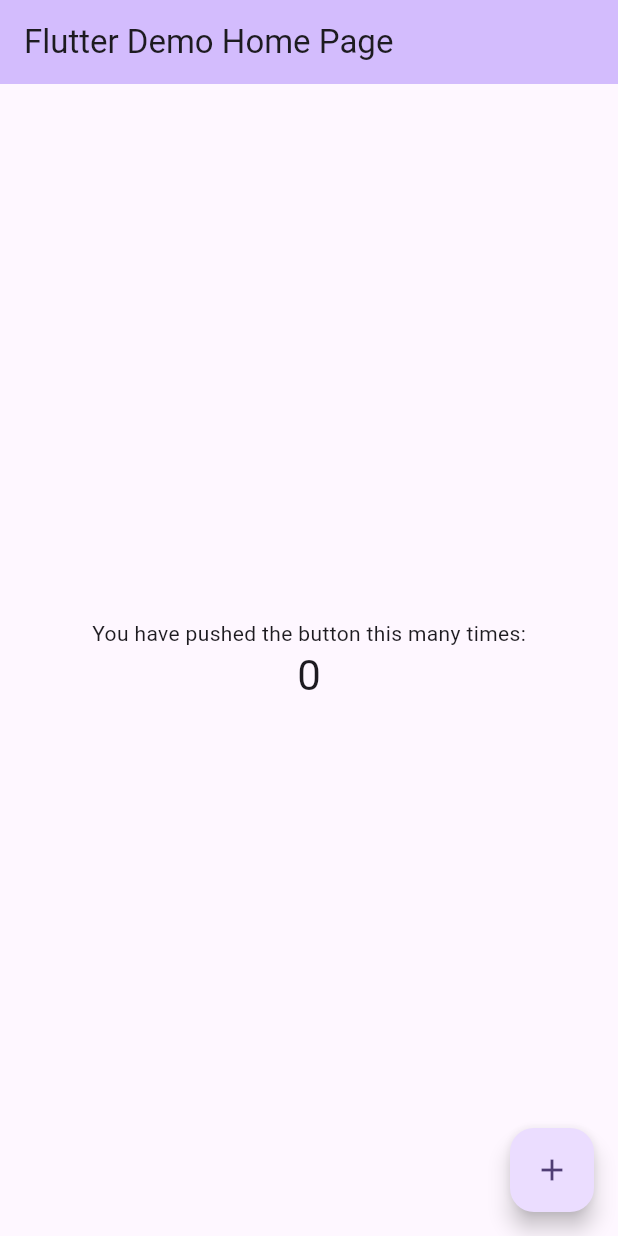
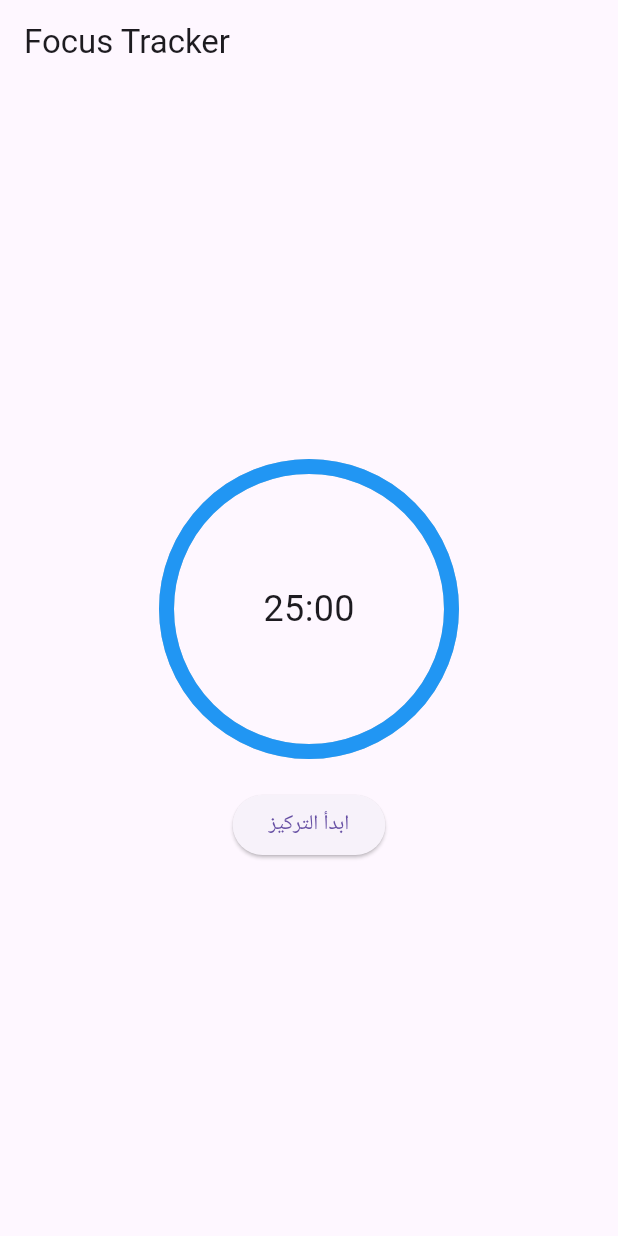
Before and after one commit to AhmadMahdaly/Focus_tracker, a Flutter app: the screen it shows after launch, on a phone screen of 412 x 824 dp. Run offline on Flutter 3.47's test engine with Material 3 defaults, Android fonts, the phone set to English and light mode, and no system bars; drawn by our look-alikes of percent_indicator.

Commit message:
Implement Focus Tracker app with timer functionality and home screen

```diff
--- /dev/null
+++ b/lib/focus_tracker_app.dart
@@ -0,0 +1,16 @@
+import 'package:flutter/material.dart';
+import 'package:focus_tracker/home_screen.dart';
+
+class FocusTrackerApp extends StatelessWidget {
+  const FocusTrackerApp({super.key});
+
+  @override
+  Widget build(BuildContext context) {
+    return MaterialApp(
+      debugShowCheckedModeBanner: false,
+      title: 'Focus Tracker',
+      theme: ThemeData(primarySwatch: Colors.blue),
+      home: const HomeScreen(),
+    );
+  }
+}
--- /dev/null
+++ b/lib/home_screen.dart
@@ -0,0 +1,82 @@
+import 'package:flutter/material.dart';
+import 'package:percent_indicator/percent_indicator.dart';
+
+class HomeScreen extends StatefulWidget {
+  const HomeScreen({super.key});
+
+  @override
+  State<HomeScreen> createState() => _HomeScreenState();
+}
+
+class _HomeScreenState extends State<HomeScreen> {
+  int _seconds = 1500; // 25 دقيقة (25 × 60 ثانية)
+  bool _isRunning = false;
+
+  void _startTimer() {
+    setState(() {
+      _isRunning = true;
+    });
+    Future.delayed(const Duration(seconds: 1), _tick);
+  }
+
+  void _tick() {
+    if (_seconds > 0 && _isRunning) {
+      setState(() {
+        _seconds--;
+      });
+      Future.delayed(const Duration(seconds: 1), _tick);
+    } else {
+      setState(() {
+        _isRunning = false;
+      });
+      // يمكنك هنا إضافة إشعار بانتهاء الجلسة
+    }
+  }
+
+  void _resetTimer() {
+    setState(() {
+      _seconds = 1500;
+      _isRunning = false;
+    });
+  }
+
+  String _formatTime(int seconds) {
+    int minutes = seconds ~/ 60;
+    int remainingSeconds = seconds % 60;
+    return '$minutes:${remainingSeconds.toString().padLeft(2, '0')}';
+  }
+
+  @override
+  Widget build(BuildContext context) {
+    return Scaffold(
+      appBar: AppBar(title: const Text('Focus Tracker')),
+      body: Center(
+        child: Column(
+          mainAxisAlignment: MainAxisAlignment.center,
+          children: [
+            CircularPercentIndicator(
+              radius: 100.0,
+              lineWidth: 10.0,
+              percent: _seconds / 1500,
+              center: Text(
+                _formatTime(_seconds),
+                style: const TextStyle(fontSize: 24),
+              ),
+              progressColor: Colors.blue,
+            ),
+            const SizedBox(height: 20),
+            _isRunning
+                ? ElevatedButton(
+                  onPressed: _resetTimer,
+                  child: const Text("إيقاف"),
+                )
+                : ElevatedButton(
+                  onPressed: _startTimer,
+                  child: const Text("ابدأ التركيز"),
+                ),
+          ],
+        ),
+      ),
+    );
+  }
+}
--- a/lib/main.dart
+++ b/lib/main.dart
@@ -1,122 +1,6 @@
 import 'package:flutter/material.dart';
+import 'package:focus_tracker/focus_tracker_app.dart';
 
 void main() {
-  runApp(const MyApp());
+  runApp(const FocusTrackerApp());
 }
-
-class MyApp extends StatelessWidget {
-  const MyApp({super.key});
-
-  // This widget is the root of your application.
-  @override
-  Widget build(BuildContext context) {
-    return MaterialApp(
-      title: 'Flutter Demo',
-      theme: ThemeData(
-        // This is the theme of your application.
-        //
-        // TRY THIS: Try running your application with "flutter run". You'll see
-        // the application has a purple toolbar. Then, without quitting the app,
-        // try changing the seedColor in the colorScheme below to Colors.green
-        // and then invoke "hot reload" (save your changes or press the "hot
-        // reload" button in a Flutter-supported IDE, or press "r" if you used
-        // the command line to start the app).
-        //
-        // Notice that the counter didn't reset back to zero; the application
-        // state is not lost during the reload. To reset the state, use hot
-        // restart instead.
-        //
-        // This works for code too, not just values: Most code changes can be
-        // tested with just a hot reload.
-        colorScheme: ColorScheme.fromSeed(seedColor: Colors.deepPurple),
-      ),
-      home: const MyHomePage(title: 'Flutter Demo Home Page'),
-    );
-  }
-}
-
-class MyHomePage extends StatefulWidget {
-  const MyHomePage({super.key, required this.title});
-
-  // This widget is the home page of your application. It is stateful, meaning
-  // that it has a State object (defined below) that contains fields that affect
-  // how it looks.
-
-  // This class is the configuration for the state. It holds the values (in this
-  // case the title) provided by the parent (in this case the App widget) and
-  // used by the build method of the State. Fields in a Widget subclass are
-  // always marked "final".
-
-  final String title;
-
-  @override
-  State<MyHomePage> createState() => _MyHomePageState();
-}
-
-class _MyHomePageState extends State<MyHomePage> {
-  int _counter = 0;
-
-  void _incrementCounter() {
-    setState(() {
-      // This call to setState tells the Flutter framework that something has
-      // changed in this State, which causes it to rerun the build method below
-      // so that the display can reflect the updated values. If we changed
-      // _counter without calling setState(), then the build method would not be
-      // called again, and so nothing would appear to happen.
-      _counter++;
-    });
-  }
-
-  @override
-  Widget build(BuildContext context) {
-    // This method is rerun every time setState is called, for instance as done
-    // by the _incrementCounter method above.
-    //
-    // The Flutter framework has been optimized to make rerunning build methods
-    // fast, so that you can just rebuild anything that needs updating rather
-    // than having to individually change instances of widgets.
-    return Scaffold(
-      appBar: AppBar(
-        // TRY THIS: Try changing the color here to a specific color (to
-        // Colors.amber, perhaps?) and trigger a hot reload to see the AppBar
-        // change color while the other colors stay the same.
-        backgroundColor: Theme.of(context).colorScheme.inversePrimary,
-        // Here we take the value from the MyHomePage object that was created by
-        // the App.build method, and use it to set our appbar title.
-        title: Text(widget.title),
-      ),
-      body: Center(
-        // Center is a layout widget. It takes a single child and positions it
-        // in the middle of the parent.
-        child: Column(
-          // Column is also a layout widget. It takes a list of children and
-          // arranges them vertically. By default, it sizes itself to fit its
-          // children horizontally, and tries to be as tall as its parent.
-          //
-          // Column has various properties to control how it sizes itself and
-          // how it positions its children. Here we use mainAxisAlignment to
-          // center the children vertically; the main axis here is the vertical
-          // axis because Columns are vertical (the cross axis would be
-          // horizontal).
-          //
-          // TRY THIS: Invoke "debug painting" (choose the "Toggle Debug Paint"
-          // action in the IDE, or press "p" in the console), to see the
-          // wireframe for each widget.
-          mainAxisAlignment: MainAxisAlignment.center,
-          children: <Widget>[
-            const Text('You have pushed the button this many times:'),
-            Text(
-              '$_counter',
-              style: Theme.of(context).textTheme.headlineMedium,
-            ),
-          ],
-        ),
-      ),
-      floatingActionButton: FloatingActionButton(
-        onPressed: _incrementCounter,
-        tooltip: 'Increment',
-        child: const Icon(Icons.add),
-      ), // This trailing comma makes auto-formatting nicer for build methods.
-    );
-  }
-}
```
